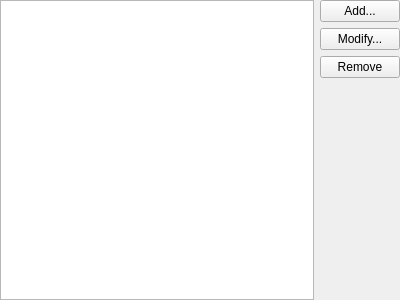
Before: the Qt Designer form src/ui/sieveeditorconfigureserverwidget.ui in KDE/pim-sieve-editor, drawn with Qt 5.
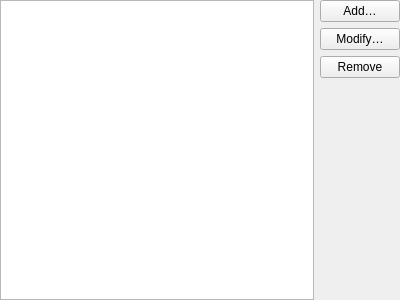
After: the same form once the commit is applied. Custom widgets are drawn as their Qt base class.

Commit message: Use ellipsis character instead of three dots in UI strings

```diff
--- a/src/ui/sieveeditorconfigureserverwidget.ui
+++ b/src/ui/sieveeditorconfigureserverwidget.ui
@@ -26,14 +26,14 @@
      <item>
       <widget class="QPushButton" name="addServer">
        <property name="text">
-        <string>Add...</string>
+        <string>Add…</string>
        </property>
       </widget>
      </item>
      <item>
       <widget class="QPushButton" name="modifyServer">
        <property name="text">
-        <string>Modify...</string>
+        <string>Modify…</string>
        </property>
       </widget>
      </item>
```
The commit also changes 5 other files.
